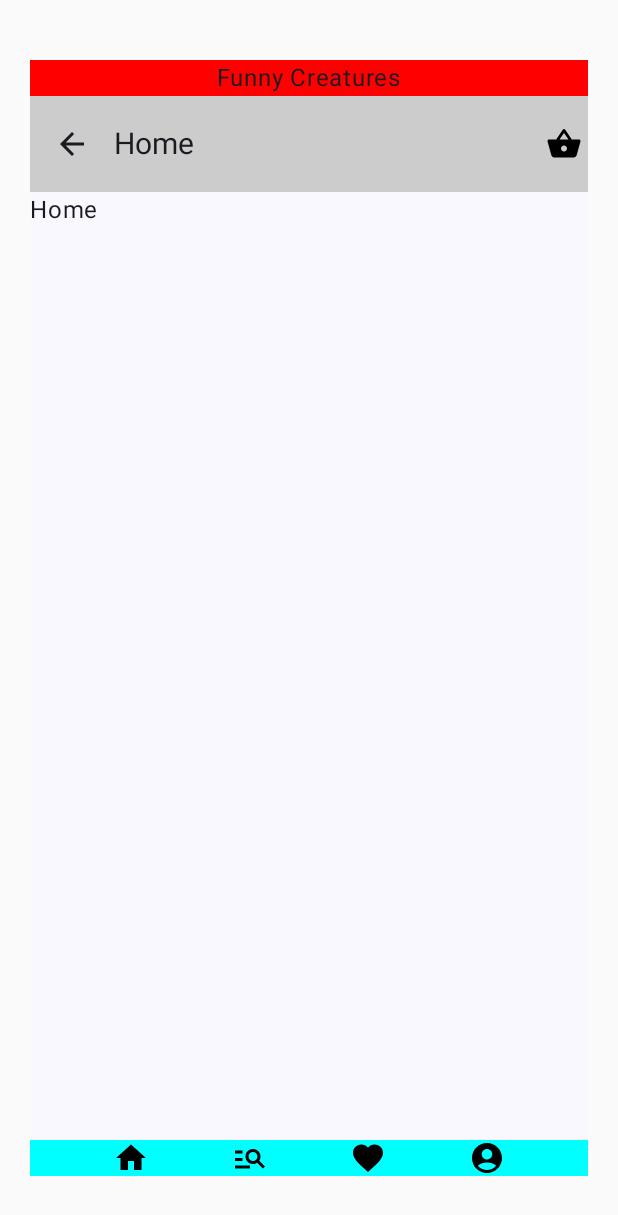
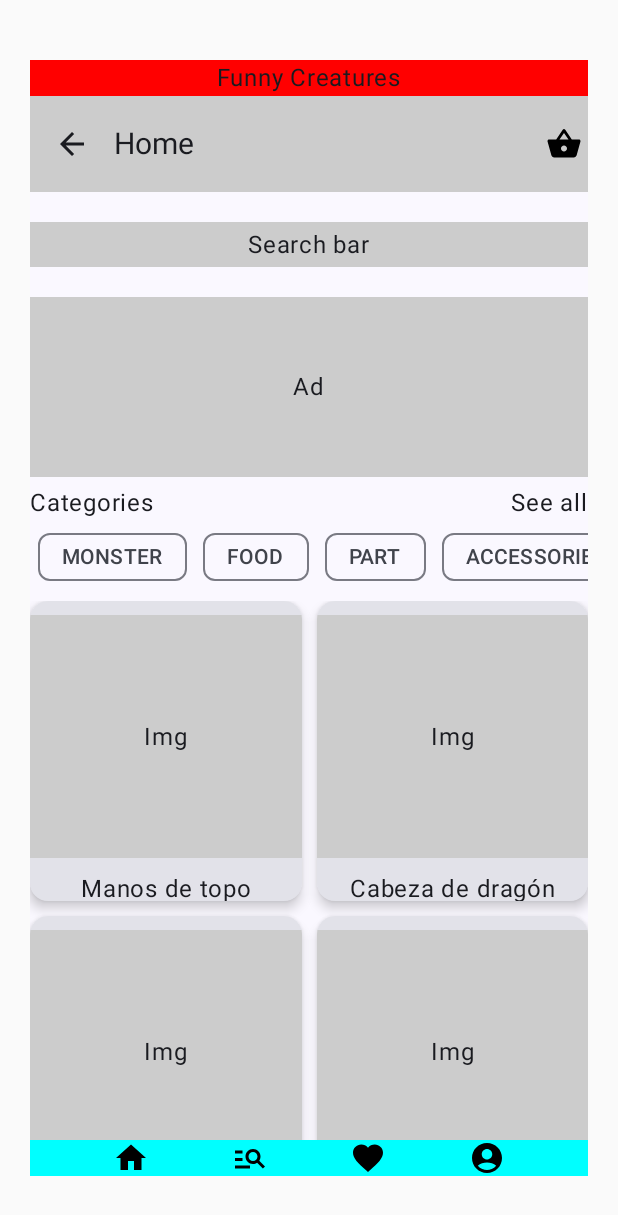
Before and after one commit to emepox/FunnyCreaturesApp, an Android app built with Jetpack Compose: the screen it shows after launch (MainActivity), on a phone screen of 412 x 824 dp. Shown: the top 1215 px of the screen. Run offline under Robolectric (Android 15) with nearby library versions, the light colour scheme and no system bars.

Commit message:
Home structure

```diff
--- a/app/src/main/java/com/example/funnycreaturesapp/data/DataSource.kt
+++ /dev/null
@@ -1,35 +0,0 @@
-package com.example.funnycreaturesapp.data
-
-import com.example.funnycreaturesapp.data.Article.Type
-
-object DataSource {
-    val articles: List<Article> = listOf(
-        Article(
-            name = "Manos de topo",
-            type = Type.FOOD,
-            price = 200,
-        ),
-        Article(
-            name = "Cabeza de dragón",
-            type = Type.PART,
-            price = 3300,
-        ),
-        Article(
-            name = "Hominino",
-            type = Type.MONSTER,
-            price = 33000,
-        )
-    )
-
-}
-
-
-data class Article(
-    val name: String,
-    val type: Type,
-    val price: Int,
-) {
-    enum class Type {
-        MONSTER, FOOD, PART
-    }
-}
--- /dev/null
+++ b/app/src/main/java/com/example/funnycreaturesapp/data/DataSourceImpl.kt
@@ -0,0 +1,124 @@
+package com.example.funnycreaturesapp.data
+
+import androidx.compose.runtime.Composable
+import com.example.funnycreaturesapp.data.Article.Category
+import com.example.funnycreaturesapp.ui.common.RectangleShape
+import com.example.funnycreaturesapp.ui.common.RectangleShapeSize
+
+interface DataSource {
+    val articles: List<Article>
+}
+
+object DataSourceImpl: DataSource {
+    override val articles: List<Article> = listOf(
+        Article(
+            name = "Manos de topo",
+            category = Category.FOOD,
+            price = 200,
+            rating = 4.5,
+            img = { RectangleShape(RectangleShapeSize.BIG, "Article") },
+        ),
+        Article(
+            name = "Cabeza de dragón",
+            category = Category.PART,
+            price = 3300,
+            rating = 4.8,
+            img = { RectangleShape(RectangleShapeSize.BIG, "Article") },
+
+            ),
+        Article(
+            name = "Hominino",
+            category = Category.MONSTER,
+            price = 33000,
+            rating = 3.5,
+            img = { RectangleShape(RectangleShapeSize.BIG, "Article") },
+        ),
+        Article(
+            name = "Jaula",
+            category = Category.ACCESSORIES,
+            price = 3000,
+            rating = 1.5,
+            img = { RectangleShape(RectangleShapeSize.BIG, "Article") },
+        ),
+        Article(
+            name = "Manos de topo",
+            category = Category.FOOD,
+            price = 200,
+            rating = 4.5,
+            img = { RectangleShape(RectangleShapeSize.BIG, "Article") },
+        ),
+        Article(
+            name = "Cabeza de dragón",
+            category = Category.PART,
+            price = 3300,
+            rating = 4.8,
+            img = { RectangleShape(RectangleShapeSize.BIG, "Article") },
+
+            ),
+        Article(
+            name = "Hominino",
+            category = Category.MONSTER,
+            price = 33000,
+            rating = 3.5,
+            img = { RectangleShape(RectangleShapeSize.BIG, "Article") },
+        ),
+        Article(
+            name = "Jaula",
+            category = Category.ACCESSORIES,
+            price = 3000,
+            rating = 1.5,
+            img = { RectangleShape(RectangleShapeSize.BIG, "Article") },
+        ),
+        Article(
+            name = "Jaula",
+            category = Category.ACCESSORIES,
+            price = 3000,
+            rating = 1.5,
+            img = { RectangleShape(RectangleShapeSize.BIG, "Article") },
+        ),
+        Article(
+            name = "Manos de topo",
+            category = Category.FOOD,
+            price = 200,
+            rating = 4.5,
+            img = { RectangleShape(RectangleShapeSize.BIG, "Article") },
+        ),
+        Article(
+            name = "Cabeza de dragón",
+            category = Category.PART,
+            price = 3300,
+            rating = 4.8,
+            img = { RectangleShape(RectangleShapeSize.BIG, "Article") },
+
+            ),
+        Article(
+            name = "Hominino",
+            category = Category.MONSTER,
+            price = 33000,
+            rating = 3.5,
+            img = { RectangleShape(RectangleShapeSize.BIG, "Article") },
+        ),
+        Article(
+            name = "Jaula",
+            category = Category.ACCESSORIES,
+            price = 3000,
+            rating = 1.5,
+            img = { RectangleShape(RectangleShapeSize.BIG, "Article") },
+        )
+
+
+    )
+
+}
+
+data class Article(
+    val name: String,
+    val category: Category,
+    val price: Int,
+    val rating: Double,
+    val img: @Composable () -> Unit,
+) {
+    enum class Category {
+        MONSTER, FOOD, PART, ACCESSORIES,
+    }
+}
--- a/app/src/main/java/com/example/funnycreaturesapp/ui/FunnyCreaturesApp.kt
+++ b/app/src/main/java/com/example/funnycreaturesapp/ui/FunnyCreaturesApp.kt
@@ -17,6 +17,7 @@ import androidx.navigation.compose.composable
 import androidx.navigation.compose.currentBackStackEntryAsState
 import androidx.navigation.compose.rememberNavController
 import com.example.funnycreaturesapp.R
+import com.example.funnycreaturesapp.data.DataSourceImpl
 import com.example.funnycreaturesapp.ui.common.NavBar
 import com.example.funnycreaturesapp.ui.common.TopBar
 import com.example.funnycreaturesapp.ui.screens.Favourites
@@ -63,7 +64,9 @@ fun FunnyCreaturesApp(
         ) {
             composable(
                 route = FunnyCreaturesAppScreens.Home.name,
-                content = { Home() }
+                content = { Home(
+                    articles = DataSourceImpl.articles
+                ) }
             )
             composable(
                 route = FunnyCreaturesAppScreens.Search.name,
--- /dev/null
+++ b/app/src/main/java/com/example/funnycreaturesapp/ui/common/Articles.kt
@@ -0,0 +1,79 @@
+package com.example.funnycreaturesapp.ui.common
+
+import androidx.compose.foundation.Image
+import androidx.compose.foundation.layout.Arrangement
+import androidx.compose.foundation.layout.Column
+import androidx.compose.foundation.layout.PaddingValues
+import androidx.compose.foundation.layout.fillMaxHeight
+import androidx.compose.foundation.layout.fillMaxSize
+import androidx.compose.foundation.layout.fillMaxWidth
+import androidx.compose.foundation.layout.height
+import androidx.compose.foundation.layout.padding
+import androidx.compose.foundation.layout.wrapContentSize
+import androidx.compose.foundation.lazy.grid.GridCells
+import androidx.compose.foundation.lazy.grid.GridItemSpan
+import androidx.compose.foundation.lazy.grid.LazyVerticalGrid
+import androidx.compose.material3.Card
+import androidx.compose.material3.CardDefaults
+import androidx.compose.material3.ExperimentalMaterial3Api
+import androidx.compose.material3.Text
+import androidx.compose.runtime.Composable
+import androidx.compose.ui.Alignment
+import androidx.compose.ui.Modifier
+import androidx.compose.ui.platform.LocalConfiguration
+import androidx.compose.ui.tooling.preview.Preview
+import androidx.compose.ui.unit.dp
+import com.example.funnycreaturesapp.data.Article
+import com.example.funnycreaturesapp.data.DataSourceImpl
+
+@OptIn(ExperimentalMaterial3Api::class)
+@Composable
+fun Articles(
+    articles: List<Article>,
+    modifier: Modifier = Modifier,
+) {
+
+    val configuration = LocalConfiguration.current
+    val screenWidth = configuration.smallestScreenWidthDp
+    val screenHeight = configuration.screenHeightDp
+
+    LazyVerticalGrid(
+        columns = GridCells.Fixed(2),
+        verticalArrangement = Arrangement.spacedBy(10.dp),
+        horizontalArrangement = Arrangement.spacedBy(10.dp),
+        modifier = modifier.height(screenHeight.dp)
+        //columns = GridCells.Adaptive((screenWidth / 2).dp)
+    ) {
+        items(
+            count = articles.size,
+        ) { itemIndex ->
+            Card(
+                onClick = { /*TODO*/ },
+                elevation = CardDefaults.elevatedCardElevation(defaultElevation = 5.dp),
+                modifier = Modifier.height(200.dp)
+            ) {
+                Column(
+                    horizontalAlignment = Alignment.CenterHorizontally,
+                ) {
+                    ArticleImgPlaceholder(
+                        text = "Img",
+                        modifier = Modifier
+                            .fillMaxWidth()
+                            .fillMaxHeight(fraction = 0.9f)
+
+                    )
+                    Text(
+                        text = articles[itemIndex].name,
+                    )
+
+                }
+            }
+        }
+    }
+}
+
+@Preview
+@Composable
+fun ArticlesPreview() {
+    Articles(articles = DataSourceImpl.articles)
+}
--- /dev/null
+++ b/app/src/main/java/com/example/funnycreaturesapp/ui/common/Categories.kt
@@ -0,0 +1,58 @@
+package com.example.funnycreaturesapp.ui.common
+
+import androidx.compose.foundation.clickable
+import androidx.compose.foundation.layout.Arrangement
+import androidx.compose.foundation.layout.Column
+import androidx.compose.foundation.layout.Row
+import androidx.compose.foundation.layout.fillMaxWidth
+import androidx.compose.foundation.layout.padding
+import androidx.compose.foundation.lazy.LazyRow
+import androidx.compose.material3.ExperimentalMaterial3Api
+import androidx.compose.material3.FilterChip
+import androidx.compose.material3.Text
+import androidx.compose.runtime.Composable
+import androidx.compose.ui.Alignment
+import androidx.compose.ui.Modifier
+import androidx.compose.ui.unit.dp
+import com.example.funnycreaturesapp.data.Article.*
+
+@OptIn(ExperimentalMaterial3Api::class)
+@Composable
+fun Categories(
+    onCategoryClicked: () -> Unit,
+    modifier: Modifier = Modifier,
+) {
+    Column(
+        modifier.padding(vertical = 5.dp)
+    ) {
+
+        Row(
+            horizontalArrangement = Arrangement.SpaceBetween,
+            verticalAlignment = Alignment.CenterVertically,
+            modifier = Modifier.fillMaxWidth()
+        ) {
+            Text(text = "Categories")
+            Text(
+                text = "See all",
+                modifier = Modifier.clickable {
+                    // TODO
+                }
+            )
+        }
+        LazyRow {
+            val categories = Category.entries
+
+            items(categories.size) {
+                FilterChip(
+                    selected = false,
+                    onClick = { onCategoryClicked() },
+                    label = {
+                        Text(text = categories[it].name)
+                    },
+                    modifier = Modifier.padding(horizontal = 5.dp)
+                )
+            }
+        }
+
+    }
+}
--- /dev/null
+++ b/app/src/main/java/com/example/funnycreaturesapp/ui/common/Placeholders.kt
@@ -0,0 +1,68 @@
+package com.example.funnycreaturesapp.ui.common
+
+import androidx.compose.foundation.background
+import androidx.compose.foundation.layout.Box
+import androidx.compose.foundation.layout.Column
+import androidx.compose.foundation.layout.size
+import androidx.compose.foundation.layout.wrapContentSize
+import androidx.compose.material3.Text
+import androidx.compose.runtime.Composable
+import androidx.compose.ui.Alignment
+import androidx.compose.ui.Modifier
+import androidx.compose.ui.draw.clip
+import androidx.compose.ui.graphics.Color
+import androidx.compose.ui.unit.Dp
+import androidx.compose.ui.unit.dp
+
+@Composable
+fun RectangleShape(
+    size: RectangleShapeSize,
+    text: String,
+    modifier: Modifier = Modifier
+) {
+    Column(
+        modifier = modifier
+            .wrapContentSize(Alignment.Center)
+    ) {
+        Box(
+            contentAlignment = Alignment.Center,
+            modifier = modifier
+            .size(rectangleSizeResolver(size))
+            .clip(androidx.compose.ui.graphics.RectangleShape)
+            .background(Color.LightGray)
+        ) {
+            Text(text = text)
+        }
+    }
+}
+
+@Composable
+fun ArticleImgPlaceholder(
+    text: String,
+    modifier: Modifier,
+) {
+    Column(
+        modifier = modifier
+            .wrapContentSize(Alignment.Center)
+    ) {
+        Box(
+            contentAlignment = Alignment.Center,
+            modifier = modifier
+                .clip(androidx.compose.ui.graphics.RectangleShape)
+                .background(Color.LightGray)
+        ) {
+            Text(text = text)
+        }
+    }
+}
+
+fun rectangleSizeResolver(size: RectangleShapeSize): Dp =
+    when(size) {
+        RectangleShapeSize.BIG -> 120.dp
+        RectangleShapeSize.MEDIUM -> 70.dp
+        RectangleShapeSize.SMALL -> 30.dp
+    }
+
+enum class RectangleShapeSize {
+    BIG, MEDIUM, SMALL,
+}
--- a/app/src/main/java/com/example/funnycreaturesapp/ui/screens/Home.kt
+++ b/app/src/main/java/com/example/funnycreaturesapp/ui/screens/Home.kt
@@ -1,39 +1,60 @@
 package com.example.funnycreaturesapp.ui.screens
 
-import androidx.compose.foundation.Image
-import androidx.compose.foundation.background
+import androidx.compose.foundation.ScrollState
 import androidx.compose.foundation.layout.Column
 import androidx.compose.foundation.layout.fillMaxWidth
-import androidx.compose.material3.ExperimentalMaterial3Api
-import androidx.compose.material3.SearchBar
-import androidx.compose.material3.Surface
-import androidx.compose.material3.Text
+import androidx.compose.foundation.layout.padding
+import androidx.compose.foundation.rememberScrollState
+import androidx.compose.foundation.verticalScroll
 import androidx.compose.runtime.Composable
 import androidx.compose.ui.Modifier
-import androidx.compose.ui.graphics.Color
-import androidx.compose.ui.graphics.RectangleShape
-import androidx.compose.ui.graphics.painter.Painter
-import androidx.compose.ui.res.painterResource
 import androidx.compose.ui.tooling.preview.Preview
-import com.example.funnycreaturesapp.R
+import androidx.compose.ui.unit.dp
+import com.example.funnycreaturesapp.data.Article
+import com.example.funnycreaturesapp.data.DataSourceImpl
+import com.example.funnycreaturesapp.ui.common.Articles
+import com.example.funnycreaturesapp.ui.common.Categories
+import com.example.funnycreaturesapp.ui.common.RectangleShape
+import com.example.funnycreaturesapp.ui.common.RectangleShapeSize
 import com.example.funnycreaturesapp.ui.theme.FunnyCreaturesAppTheme
 
 
 @Composable
 fun Home(
+    articles: List<Article>,
     modifier: Modifier = Modifier
 ) {
-    Column(modifier = modifier) {
+    Column(
+        modifier = modifier.verticalScroll(
+            state = ScrollState(rememberScrollState().value)
+        )
+    ) {
+        RectangleShape(
+            size = RectangleShapeSize.SMALL,
+            text = "Search bar",
+            Modifier
+                .fillMaxWidth()
+                .padding(vertical = 10.dp)
+        )
 
-        Text(text = "Home")
+        RectangleShape(
+            size = RectangleShapeSize.BIG,
+            text = "Ad",
+            modifier = Modifier.fillMaxWidth()
+        )
+        Categories(
+            onCategoryClicked = {}
+        )
+        Articles(articles = articles)
 
     }
 }
+
 
 @Preview(showBackground = true)
 @Composable
 fun GreetingPreview() {
     FunnyCreaturesAppTheme {
-        Home()
+        Home(DataSourceImpl.articles)
     }
 }
```
